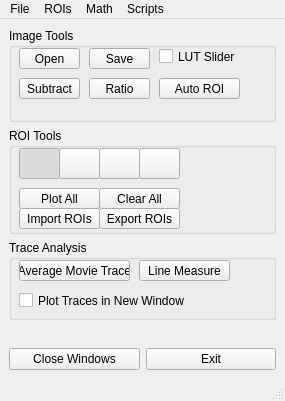
This is gui/GlobalAnalysis.ui in flika-org/flika as Qt 5 draws it before an edit. The edited form follows.
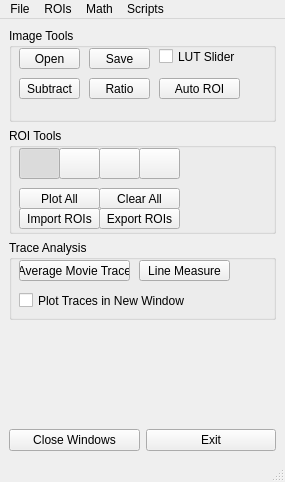
This is the edited form. Icons and pictures are not drawn.

The edit to the form file:
```diff
--- a/gui/GlobalAnalysis.ui
+++ b/gui/GlobalAnalysis.ui
@@ -7,7 +7,7 @@
     <x>0</x>
     <y>0</y>
     <width>285</width>
-    <height>401</height>
+    <height>482</height>
    </rect>
   </property>
   <property name="maximumSize">
```
Left out of the diff: 8 changed lines with no effect on the pictures.
